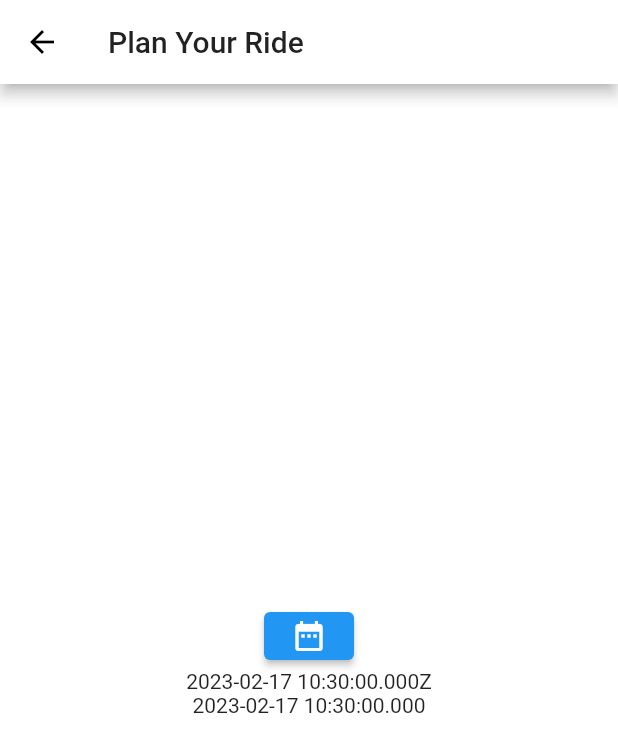
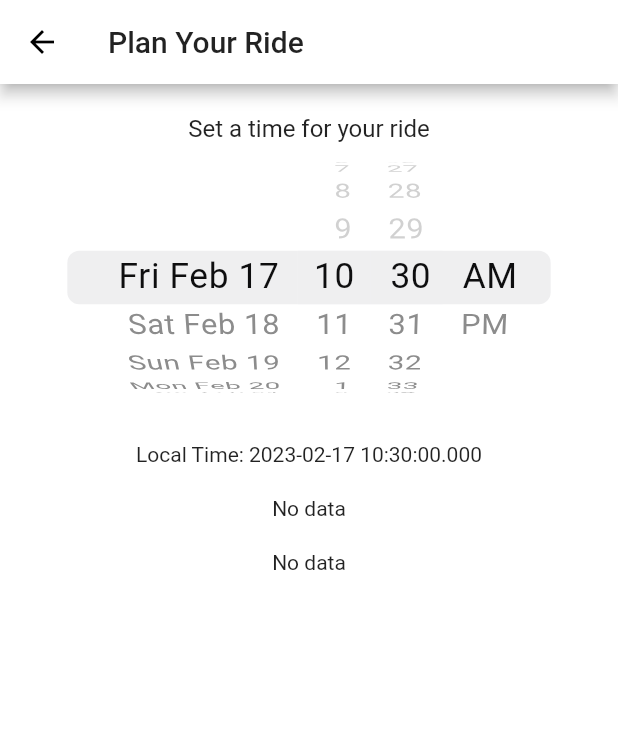
Before and after one commit to JackWangCA/RideShare-App, a Flutter app: the CreateListingPage screen opened directly, on a phone screen of 412 x 824 dp. Shown: the top 752 px of the screen. Run offline on Flutter 3.47's test engine with Material 2 defaults, Android fonts, the phone set to English and light mode, and no system bars; our stand-ins replace cloud_firestore, firebase_auth, firebase_core, firebase_storage, geolocator, image_picker and 3 more; accounts and stored records are empty.

Commit message:
Datepicker and requesting user location implemented

```diff
--- a/rideshare/lib/screens/CreateListingScreen.dart
+++ b/rideshare/lib/screens/CreateListingScreen.dart
@@ -1,7 +1,9 @@
+import 'package:cloud_firestore/cloud_firestore.dart';
 import 'package:flutter/cupertino.dart';
 import 'package:flutter/material.dart';
 import 'package:flutter/src/widgets/framework.dart';
 import 'package:flutter/src/widgets/placeholder.dart';
+import 'package:geolocator/geolocator.dart';
 
 class CreateListingPage extends StatefulWidget {
   const CreateListingPage({super.key});
@@ -11,27 +13,58 @@ class CreateListingPage extends StatefulWidget {
 }
 
 class _CreateListingPageState extends State<CreateListingPage> {
+  GeoPoint? userLocation;
+  GeoPoint? startLocation;
+  GeoPoint? destination;
   final descriptionController = TextEditingController();
   DateTime selectedDateTime = DateTime.now().toUtc();
-  TimeOfDay selectedTime = TimeOfDay.now();
 
-  void showIosDatePicker(BuildContext context) {
-    showCupertinoModalPopup(
-        context: context,
-        builder: (_) => Container(
-              height: 180.0,
-              child: CupertinoDatePicker(
-                initialDateTime: selectedDateTime.toLocal(),
-                minimumDate: DateTime.now()
-                    .toLocal()
-                    .subtract(const Duration(seconds: 1)),
-                onDateTimeChanged: (val) {
+  @override
+  void initState() {
+    super.initState();
+    selectedDateTime = DateTime.now().toUtc();
+    determineLocation();
+  }
+
+  void determineLocation() async {
+    String result = "Some error occurred, please try again later.";
+    bool serviceEnabled;
+    LocationPermission permission;
+    serviceEnabled = await Geolocator.isLocationServiceEnabled();
+    if (!serviceEnabled) {
+      result = "Location Service is disabled";
+    }
+    permission = await Geolocator.checkPermission();
+    if (permission == LocationPermission.denied) {
+      permission = await Geolocator.requestPermission();
+      if (permission == LocationPermission.denied) {
+        result = "Location Permission is denied.";
+      }
+    }
+
+    if (permission == LocationPermission.deniedForever) {
+      // Permissions are denied forever, handle appropriately.
+      result = "Location Permission is permanently denied.";
+    }
+    if ((serviceEnabled && permission == LocationPermission.always) ||
+        (serviceEnabled && permission == LocationPermission.whileInUse)) {
+      Position userPosition = await Geolocator.getCurrentPosition();
       setState(() {
-                    selectedDateTime = val.toUtc();
+        userLocation = GeoPoint(userPosition.latitude, userPosition.latitude);
       });
-                },
-              ),
-            ));
+
+      result = "success";
+    }
+    if (result != "success") {
+      print(result);
+    }
+  }
+
+  DateTime latestTime() {
+    if (selectedDateTime.toLocal().isBefore(DateTime.now())) {
+      selectedDateTime = DateTime.now();
+    }
+    return selectedDateTime;
   }
 
   @override
@@ -44,20 +77,52 @@ class _CreateListingPageState extends State<CreateListingPage> {
         ),
       ),
       body: SafeArea(
-        child: Center(
         child: SingleChildScrollView(
           child: Column(
             children: <Widget>[
-                ElevatedButton(
-                  onPressed: () {
-                    showIosDatePicker(context);
+              const SizedBox(
+                height: 20.0,
+              ),
+              Text(
+                "Set a time for your ride",
+                style: Theme.of(context).textTheme.titleMedium,
+              ),
+              SizedBox(
+                height: 180,
+                child: CupertinoDatePicker(
+                  mode: CupertinoDatePickerMode.dateAndTime,
+                  initialDateTime: latestTime(),
+                  minimumDate: DateTime.now()
+                      .toLocal()
+                      .subtract(const Duration(seconds: 1)),
+                  onDateTimeChanged: (val) {
+                    setState(() {
+                      if (val.isBefore(DateTime.now().toUtc())) {
+                        val = DateTime.now().toUtc();
+                      }
+                      selectedDateTime = val.toUtc();
+                    });
                   },
-                  child: const Icon(Icons.date_range),
                 ),
-                Text(selectedDateTime.toString()),
-                Text(selectedDateTime.toLocal().toString()),
+              ),
+              //Testing Purposes
+              const SizedBox(
+                height: 20.0,
+              ),
+              Text("Local Time: ${selectedDateTime.toLocal()}"),
+              const SizedBox(
+                height: 20.0,
+              ),
+              Text(userLocation == null
+                  ? "No data"
+                  : userLocation!.latitude.toString()),
+              const SizedBox(
+                height: 20.0,
+              ),
+              Text(userLocation == null
+                  ? "No data"
+                  : userLocation!.longitude.toString()),
             ],
-            ),
           ),
         ),
       ),
--- a/rideshare/lib/screens/EditProfileScreen.dart
+++ b/rideshare/lib/screens/EditProfileScreen.dart
@@ -115,7 +115,6 @@ class _EditProfilePageState extends State<EditProfilePage> {
     if (image != null) {
       Reference ref =
           FirebaseStorage.instance.ref().child("Profile Images").child(uid);
-      print("Creating Ref");
       await ref.putFile(File(image!.path));
       photoUrl = await ref.getDownloadURL();
     }
--- a/rideshare/pubspec.yaml
+++ b/rideshare/pubspec.yaml
@@ -44,6 +44,7 @@ dependencies:
   firebase_storage: ^11.0.11
   image_picker: ^0.8.6+1
   internet_connection_checker: ^1.0.0+1
+  geolocator: ^9.0.2
 
 dev_dependencies:
   flutter_test:
```
Also changed, not shown: rideshare/lib/models/listing.dart (+13 -2 lines), rideshare/pubspec.lock, 6 other files. Lines whose indentation alone changed are shown as unchanged.
